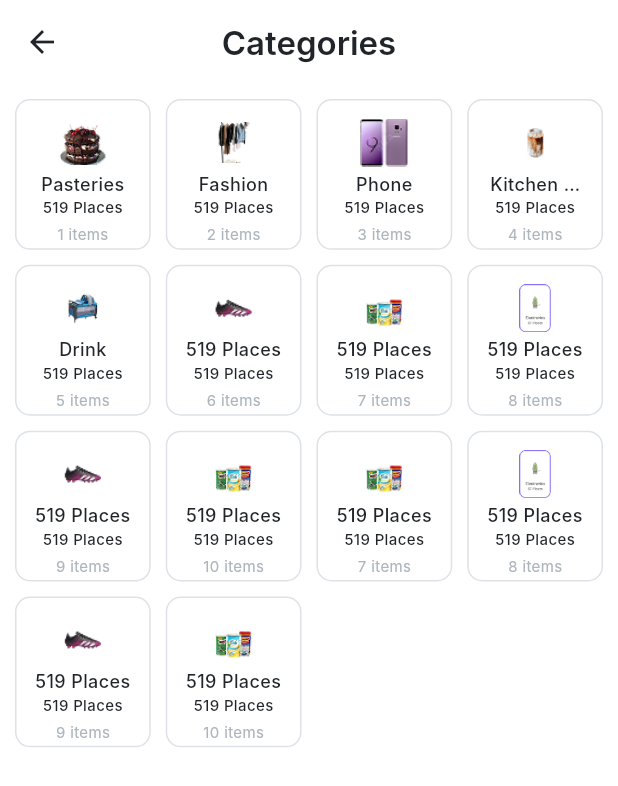
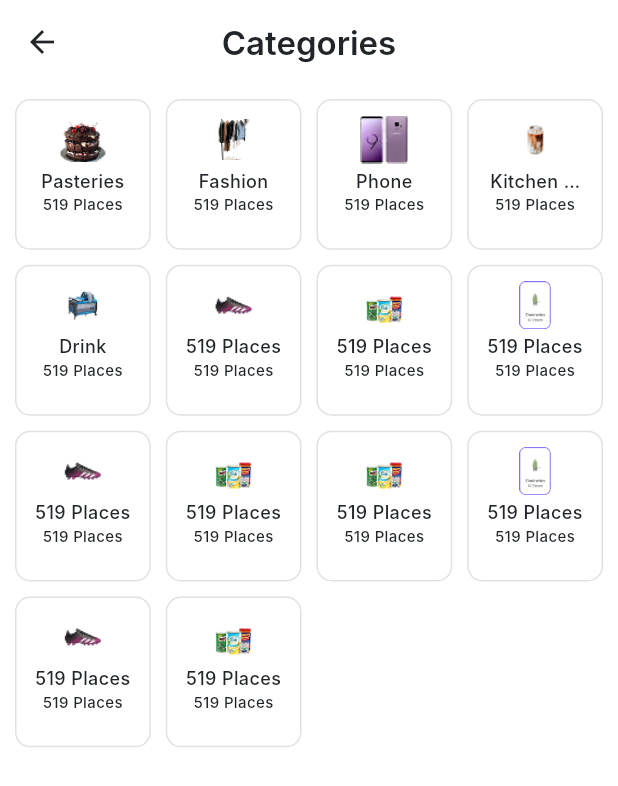
Before and after one commit to techusman-codes/Grabby, a Flutter app: the CategoriesScreen screen opened by its route, on a phone screen of 412 x 824 dp. Shown: the top 786 px of the screen. Run offline on Flutter 3.47's test engine with Material 3 defaults, Android fonts, the light colour scheme and no system bars; our stand-ins replace geolocator, google_maps_flutter, permission_handler, shared_preferences; accounts and stored records are empty; Roboto replaces fonts that are missing (Inter).

Commit message:
fix the nav-items

```diff
--- a/lib/core/constant/app_images.dart
+++ b/lib/core/constant/app_images.dart
@@ -57,4 +57,12 @@ class AppImages {
   static const String pro2 = 'assets/icons/pro2.png';
   static const String pro3 = 'assets/icons/pro3.png';
   static const String pro4 = 'assets/icons/pro4.png';
+
+  // Bottom Nav Bar Icons
+
+  static const String home = 'assets/icons/home.png';
+  static const String favorite = 'assets/icons/favorite.png';
+  static const String category = 'assets/icons/category.png';
+  static const String cart = 'assets/icons/cart.png';
+  static const String profile = 'assets/icons/profile.png';
 }
--- a/lib/core/constant/app_routes.dart
+++ b/lib/core/constant/app_routes.dart
@@ -21,5 +21,7 @@ class AppRoutes {
   static const String categories = '/catergories';
   static const String locationscreen = '/location_permission_screen';
   static const String categorysecreen = '/category_secreen';
-
+  static const String profile_screen = '/profile_screen';
+  static const String cart_screen = '/cart_screen';
+  static const String favorite_screen = '/favorite_screen';
 }
--- a/lib/main.dart
+++ b/lib/main.dart
@@ -9,9 +9,12 @@ import 'package:grabby_app/screens/auth/registra_screen.dart';
 import 'package:grabby_app/screens/auth/veriition_screen.dart';
 import 'package:grabby_app/screens/home/category_screen.dart';
 import 'package:grabby_app/screens/home/main_screen.dart';
+import 'package:grabby_app/screens/home/profile_screen.dart';
 import 'package:grabby_app/screens/location/location_permission.dart';
 import 'package:grabby_app/screens/onboaring/widgets/account_activate_screen.dart';
 import 'package:grabby_app/screens/onborading_screens.dart';
+import 'screens/home/cart_screen.dart';
+import 'screens/home/favorite_screen.dart';
 import 'screens/splash/splash_screen.dart';
 import 'services/storage_service.dart';
 
@@ -56,6 +59,9 @@ class MyApp extends StatelessWidget {
           // We'll add more routes as we build screens
         },
         AppRoutes.categorysecreen: (context) => const CategoriesScreen(),
+        AppRoutes.profile_screen: (context) => const ProfileScreen(),
+        AppRoutes.favorite_screen: (context) => const FavoriteScreen(),
+        AppRoutes.cart_screen: (context) => const CartScreen(),
       },
     );
   }
--- a/lib/widgets/category_card.dart
+++ b/lib/widgets/category_card.dart
@@ -20,7 +20,7 @@ class CategoryCard extends StatelessWidget {
       onTap: onTap,
       borderRadius: BorderRadius.circular(10),
       child: Container(
-        padding: const EdgeInsets.all(12),
+        padding: const EdgeInsets.all(10),
         decoration: BoxDecoration(
           color: Colors.white,
           borderRadius: BorderRadius.circular(10),
@@ -46,7 +46,8 @@ class CategoryCard extends StatelessWidget {
               maxLines: 1,
               overflow: TextOverflow.ellipsis,
             ),
-            Text(
+            Expanded(
+              child: Text(
                 category.decs,
                 style: TextStyle(
                   fontSize: 10,
@@ -57,15 +58,9 @@ class CategoryCard extends StatelessWidget {
                 maxLines: 1,
                 overflow: TextOverflow.ellipsis,
               ),
+            ),
 
             // Product count (optional)
-            if (showProductCount) ...[
-              const SizedBox(height: 4),
-              Text(
-                '${category.productCount} items',
-                style: TextStyle(fontSize: 10, color: AppColors.textHint),
-              ),
-            ],
           ],
         ),
       ),
```
Also changed, not shown: lib/screens/home/cart_screen.dart (added, +10 -0 lines), lib/screens/home/favorite_screen.dart (added, +10 -0 lines), lib/screens/home/profile_screen.dart (added, +10 -0 lines), lib/widgets/custom_bottom_nav_bar.dart (+22 -18 lines), lib/widgets/restaurant_card.dart (+0 -9 lines), assets/icons/cart.png (added), assets/icons/category.png (added), assets/icons/favorite.png (added), assets/icons/home.png (added), assets/icons/profile.png (added). Lines whose indentation alone changed are shown as unchanged.
